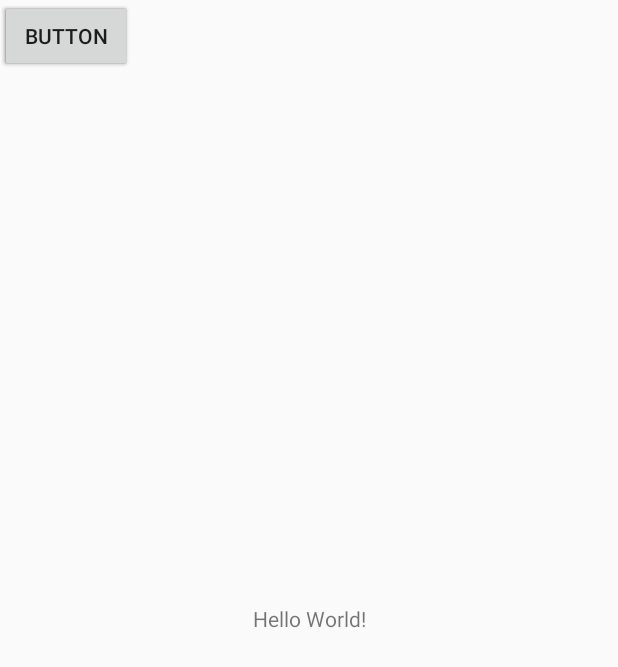
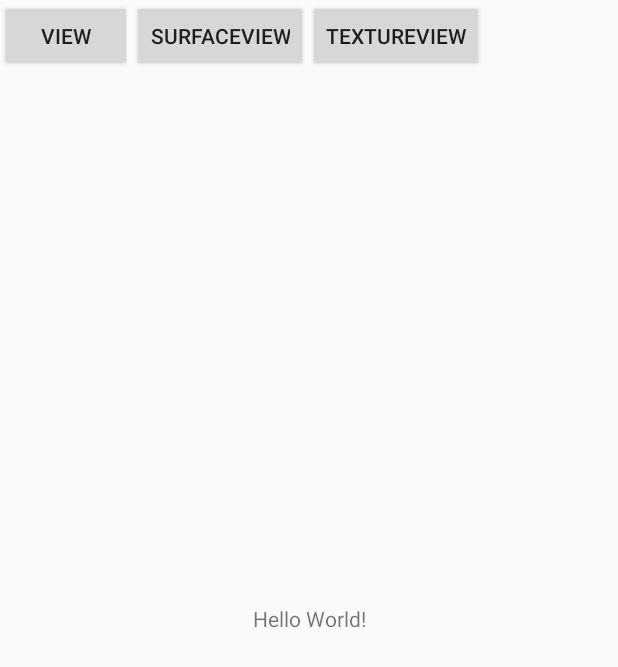
Before and after one commit to Joyounger/BulletComments, an Android app: the layout activity_main.xml on its own in the app's theme, with its tools: preview values and no code run, on a phone screen of 412 x 824 dp. Shown: the top 667 px of the screen. Run offline under Robolectric (Android 15) with nearby library versions, the phone set to English and light mode, and no system bars.

Commit message:
1 设置3个按钮相应事件 2 调整布局,显示出3个按钮
Signed-off-by: Joyounger <942510346@qq.com>

```diff
--- a/app/src/main/res/layout/activity_main.xml
+++ b/app/src/main/res/layout/activity_main.xml
@@ -15,29 +15,36 @@
         app:layout_constraintRight_toRightOf="parent"
         app:layout_constraintTop_toTopOf="parent" />
 
-    <Button
-        android:id="@+id/button"
+    <LinearLayout
         android:layout_width="wrap_content"
         android:layout_height="wrap_content"
-        android:text="Button"
-        tools:layout_editor_absoluteX="16dp"
-        tools:layout_editor_absoluteY="417dp" />
+        android:orientation="horizontal"
+        tools:layout_editor_absoluteX="0dp"
+        tools:layout_editor_absoluteY="375dp">
+    <Button
+        android:id="@+id/button1"
+        android:layout_width="wrap_content"
+        android:layout_height="wrap_content"
+        android:text="View"
+        tools:layout_editor_absoluteX="230dp"
+        tools:layout_editor_absoluteY="286dp" />
 
     <Button
         android:id="@+id/button2"
         android:layout_width="wrap_content"
         android:layout_height="wrap_content"
-        android:text="Button"
-        tools:layout_editor_absoluteX="115dp"
-        tools:layout_editor_absoluteY="417dp" />
+        android:text="SurfaceView"
+        tools:layout_editor_absoluteX="230dp"
+        tools:layout_editor_absoluteY="352dp" />
 
     <Button
         android:id="@+id/button3"
         android:layout_width="wrap_content"
         android:layout_height="wrap_content"
-        android:text="Button"
-        tools:layout_editor_absoluteX="217dp"
-        tools:layout_editor_absoluteY="417dp" />
+        android:text="TextureView"
+        tools:layout_editor_absoluteX="230dp"
+        tools:layout_editor_absoluteY="416dp" />
+    </LinearLayout>
 
 
 </android.support.constraint.ConstraintLayout>
```
Also changed, not shown: app/src/main/java/com/example/app/bulletcomments/MainActivity.java (+33 -5 lines).
